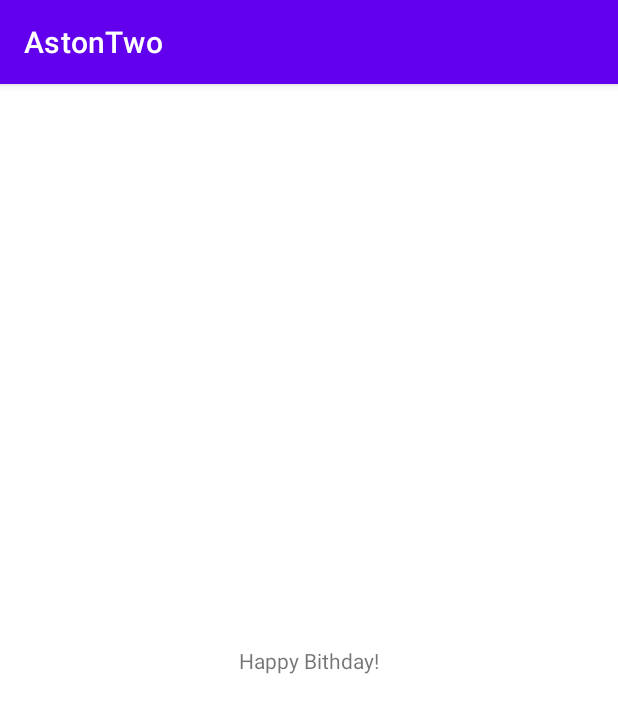
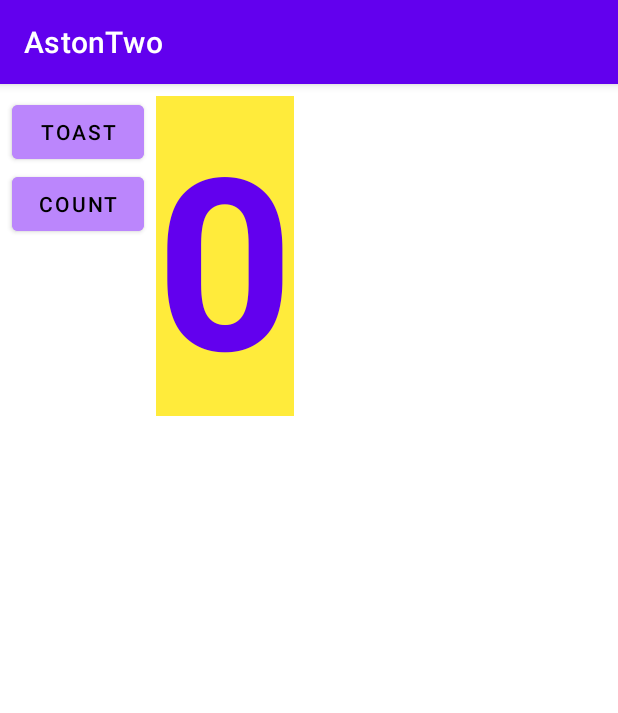
Before and after one commit to popovviktor/Aston_intensiv_2, an Android app: the screen it shows after launch (MainActivity), on a phone screen of 412 x 824 dp. Shown: the top 713 px of the screen. Run offline under Robolectric (Android 15) with nearby library versions, the phone set to English and light mode, and no system bars.

Commit message:
codelabs 1.2A

```diff
--- a/app/src/main/java/com/myapplication/astontwo/MainActivity.kt
+++ b/app/src/main/java/com/myapplication/astontwo/MainActivity.kt
@@ -3,15 +3,30 @@ package com.myapplication.astontwo
 import androidx.appcompat.app.AppCompatActivity
 import android.os.Bundle
 import android.util.Log
+import android.widget.Button
 import android.widget.TextView
+import android.widget.Toast
 
 class MainActivity : AppCompatActivity() {
+    private var mcount = 0
     override fun onCreate(savedInstanceState: Bundle?) {
         super.onCreate(savedInstanceState)
         Log.d("ActivityCycle","create")
         setContentView(R.layout.activity_main)
-        val tv = findViewById<TextView>(R.id.tvmain)
+        val tv = findViewById<TextView>(R.id.show_count)
+        val btn_count = findViewById<Button>(R.id.button_count)
+        val btn_toast = findViewById<Button>(R.id.button_toast)
         tv.text = "Happy Bithday!"
+        tv.text = mcount.toString()
+
+        btn_toast.setOnClickListener {
+            Toast.makeText(this,R.string.toast_message,Toast.LENGTH_LONG).show()
+        }
+        btn_count.setOnClickListener {
+            mcount++
+            tv.text = mcount.toString()
+        }
+
     }
 
     override fun onResume() {
--- a/app/src/main/res/layout/activity_main.xml
+++ b/app/src/main/res/layout/activity_main.xml
@@ -7,13 +7,41 @@
     tools:context=".MainActivity">
 
     <TextView
-        android:id="@+id/tvmain"
+        android:id="@+id/show_count"
         android:layout_width="wrap_content"
         android:layout_height="wrap_content"
-        android:text="Hello World!"
-        app:layout_constraintBottom_toBottomOf="parent"
-        app:layout_constraintEnd_toEndOf="parent"
+        android:layout_marginStart="8dp"
+        android:layout_marginTop="8dp"
+        android:background="#FFEB3B"
+        android:gravity="center"
+        android:text="@string/def_count"
+        android:textColor="@color/purple_500"
+        android:textSize="160sp"
+        android:textStyle="bold"
+        app:layout_constraintStart_toEndOf="@+id/button_toast"
+        app:layout_constraintTop_toTopOf="parent" />
+
+    <Button
+        android:id="@+id/button_toast"
+        android:layout_width="0dp"
+        android:layout_height="wrap_content"
+        android:layout_marginStart="8dp"
+        android:layout_marginTop="8dp"
+        android:backgroundTint="@color/purple_200"
+        android:text="@string/btn_toast"
+        android:textColor="@android:color/black"
         app:layout_constraintStart_toStartOf="parent"
         app:layout_constraintTop_toTopOf="parent" />
 
+    <Button
+        android:id="@+id/button_count"
+        android:layout_width="wrap_content"
+        android:layout_height="wrap_content"
+        android:layout_marginStart="8dp"
+        android:backgroundTint="@color/purple_200"
+        android:text="@string/btn_count"
+        android:textColor="@android:color/black"
+        app:layout_constraintStart_toStartOf="parent"
+        app:layout_constraintTop_toBottomOf="@+id/button_toast" />
+
 </androidx.constraintlayout.widget.ConstraintLayout>
--- a/app/src/main/res/values/strings.xml
+++ b/app/src/main/res/values/strings.xml
@@ -1,3 +1,7 @@
 <resources>
     <string name="app_name">AstonTwo</string>
+    <string name="btn_toast">Toast</string>
+    <string name="btn_count">Count</string>
+    <string name="def_count">0</string>
+    <string name="toast_message">Hello Toast!</string>
 </resources>
```
